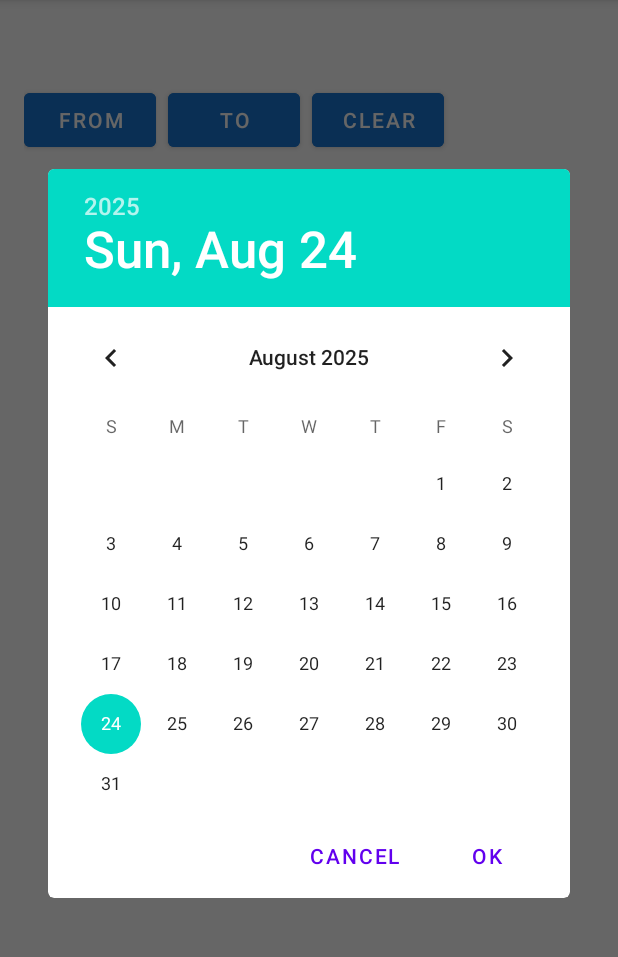
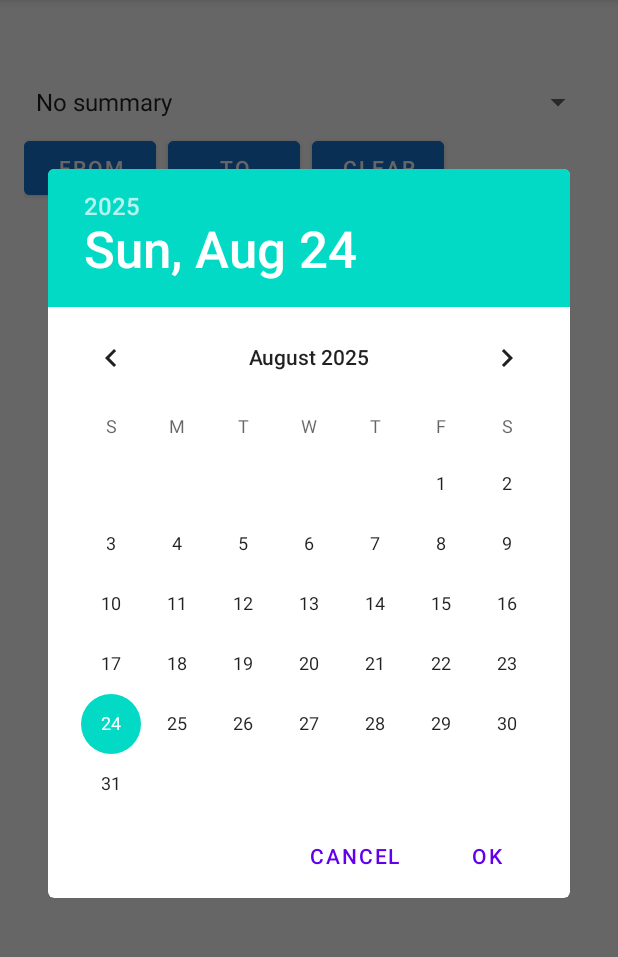
Before and after one commit to SpyrosMagripis/AInewsMakerFetcher, an Android app: the screen it shows after launch (MainActivity), after a tap on "FROM", on a phone screen of 412 x 824 dp, the part 84-1041 px from its top. Run offline under Robolectric (Android 15) with nearby library versions, the phone set to English and light mode, and no system bars.

Commit message:
feat: add optional AI summary

```diff
--- a/app/src/main/res/layout/activity_main.xml
+++ b/app/src/main/res/layout/activity_main.xml
@@ -7,6 +7,20 @@
     android:paddingStart="16dp"
     android:paddingEnd="16dp"
     android:paddingBottom="16dp">
+
+    <Spinner
+        android:id="@+id/spinnerSummary"
+        android:layout_width="match_parent"
+        android:layout_height="wrap_content"
+        android:layout_marginBottom="8dp"
+        android:prompt="@string/select_summary" />
+
+    <TextView
+        android:id="@+id/tvSummary"
+        android:layout_width="match_parent"
+        android:layout_height="wrap_content"
+        android:layout_marginBottom="8dp"
+        android:visibility="gone" />
 
     <LinearLayout
         android:layout_width="match_parent"
--- a/app/src/main/res/values/strings.xml
+++ b/app/src/main/res/values/strings.xml
@@ -4,4 +4,15 @@
     <string name="from_date">From</string>
     <string name="to_date">To</string>
     <string name="clear_filter">Clear</string>
+    <string name="select_summary">Summary (optional)</string>
+    <string name="summary_option_none">No summary</string>
+    <string name="summary_option_last3">Last 3 days</string>
+    <string-array name="summary_options">
+        <item>@string/summary_option_none</item>
+        <item>@string/summary_option_last3</item>
+    </string-array>
+    <string name="summary_loading">Generating summary…</string>
+    <string name="summary_failed">Failed to generate summary.</string>
+    <string name="summary_no_key">OpenAI key not configured.</string>
+    <string name="summary_none">No reports from last 3 days.</string>
 </resources>
```
Also changed, not shown: app/build.gradle.kts (+14 -0 lines), app/src/main/java/com/spymag/ainewsmakerfetcher/MainActivity.kt (+89 -0 lines).
